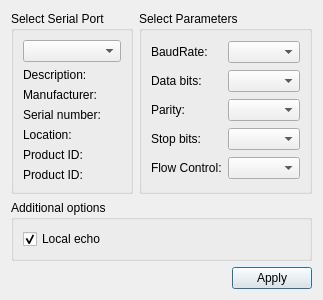
Above: serialport/terminal/settingsdialog.ui from harviswang/QT before the change. Below: the same form after it.
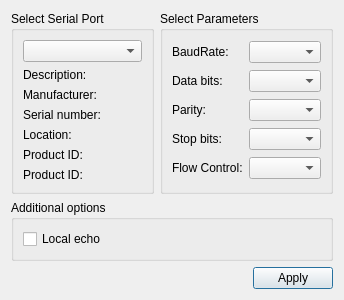
That is the form after the change.

What changed in the file:
```diff
--- a/serialport/terminal/settingsdialog.ui
+++ b/serialport/terminal/settingsdialog.ui
@@ -6,8 +6,8 @@
 			<rect>
 				<x>0</x>
 				<y>0</y>
-				<width>281</width>
-				<height>262</height>
+    <width>344</width>
+    <height>298</height>
 			</rect>
 		</property>
 		<property name="windowTitle">
@@ -162,8 +162,11 @@
 								<property name="text">
 									<string>Local echo</string>
 								</property>
+        <property name="checkable">
+         <bool>false</bool>
+        </property>
 								<property name="checked">
-									<bool>true</bool>
+         <bool>false</bool>
 								</property>
 							</widget>
 						</item>
```
Lines whose indentation alone changed are shown as unchanged.
